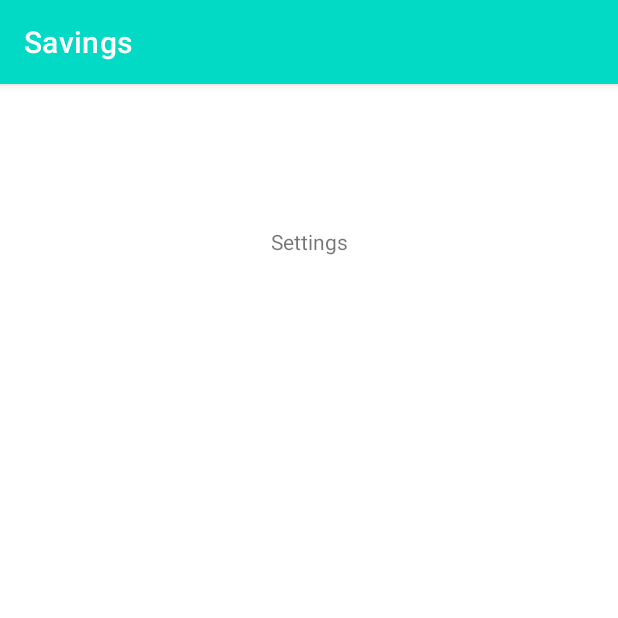
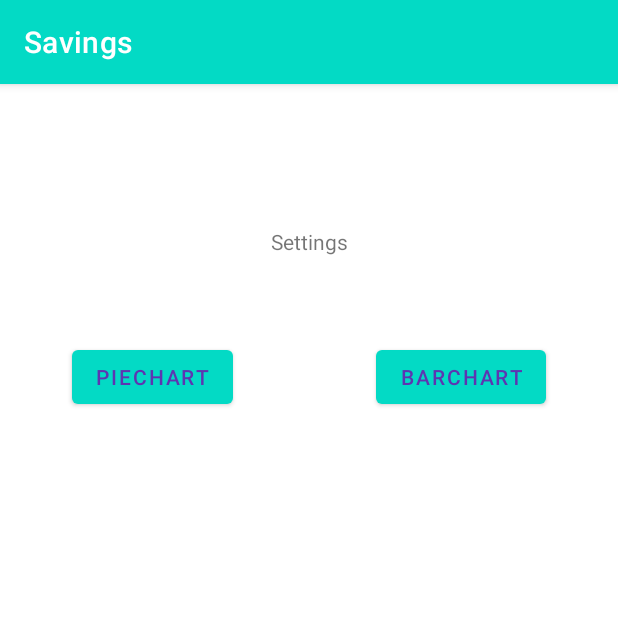
Before and after one commit to frackledust/tamz_android, an Android app: the screen it shows after launch (SettingsActivity), in the options menu, after a tap on "Settings", on a phone screen of 412 x 824 dp, the top half of it. Run offline under Robolectric (Android 15) with nearby library versions, the phone set to English and light mode, and no system bars; libraries missing offline, so code that uses them is left out: com.github.mikephil.charting; 18 statements that could not run were skipped.

Commit message:
add barchart

```diff
--- a/Savings/app/src/main/java/com/example/savings/MainActivity.java
+++ b/Savings/app/src/main/java/com/example/savings/MainActivity.java
@@ -16,29 +16,36 @@ import android.widget.EditText;
 import android.widget.TextView;
 import android.widget.Toast;
 
+import com.github.mikephil.charting.charts.BarChart;
 import com.github.mikephil.charting.charts.PieChart;
+import com.github.mikephil.charting.data.BarData;
+import com.github.mikephil.charting.data.BarDataSet;
+import com.github.mikephil.charting.data.BarEntry;
 import com.github.mikephil.charting.data.PieData;
 import com.github.mikephil.charting.data.PieDataSet;
 import com.github.mikephil.charting.data.PieEntry;
-import com.github.mikephil.charting.formatter.PercentFormatter;
+import com.github.mikephil.charting.formatter.IndexAxisValueFormatter;
 import com.github.mikephil.charting.utils.ColorTemplate;
 
 import java.util.ArrayList;
+import java.util.Collections;
 
 public class MainActivity extends AppCompatActivity {
 
+    private static final int SETTINGS_ACTIVITY_REQUEST_CODE = 1;
     EditText money;
     EditText percentage;
     EditText time;
     TextView result;
 
     PieChart pie;
+    BarChart barChart;
 
-    Intent about_intent;
-    Intent history_intent;
-    Intent settings_intent;
+    Intent aboutIntent;
+    Intent historyIntent;
+    Intent settingsIntent;
 
-    int[] colors = ColorTemplate.LIBERTY_COLORS;
+    int graphType = SettingsActivity.PIE_TYPE;
 
     SharedPreferences pref;
 
@@ -53,10 +60,11 @@ public class MainActivity extends AppCompatActivity {
         result = findViewById(R.id.textView);
 
         pie = findViewById(R.id.pie_chart);
+        barChart = findViewById(R.id.barChart_view);
 
-        about_intent = new Intent(this, AboutActivity.class);
-        history_intent = new Intent(this, HistoryActivity.class);
-        settings_intent = new Intent(this, SettingsActivity.class);
+        aboutIntent = new Intent(this, AboutActivity.class);
+        historyIntent = new Intent(this, HistoryActivity.class);
+        settingsIntent = new Intent(this, SettingsActivity.class);
 
         pref = this.getSharedPreferences("DATA", Context.MODE_PRIVATE);
     }
@@ -70,19 +78,24 @@ public class MainActivity extends AppCompatActivity {
         time.setText(pref.getString("K_time", ""));
     }
 
-//    @Override
-//    protected void onActivityResult(int requestCode, int resultCode, Intent data) {
-//        super.onActivityResult(requestCode, resultCode, data);
-//
-//        int SECOND_ACTIVITY_REQUEST_CODE = 1;
-//        if (requestCode == SECOND_ACTIVITY_REQUEST_CODE) {
-//            if(resultCode == RESULT_OK){
-//                String result=data.getStringExtra("result");
-//
-//                Toast.makeText(this, result, Toast.LENGTH_SHORT).show();
-//            }
-//        }
-//    }
+    @Override
+    protected void onActivityResult(int requestCode, int resultCode, Intent data) {
+        super.onActivityResult(requestCode, resultCode, data);
+
+        if(resultCode == RESULT_OK){
+            graphType = data.getIntExtra("K_graphType", 0);
+
+            pie.setVisibility(View.GONE);
+            barChart.setVisibility(View.GONE);
+
+            if(graphType == SettingsActivity.PIE_TYPE){
+                pie.setVisibility(View.VISIBLE);
+            }
+            else{
+                barChart.setVisibility(View.VISIBLE);
+            }
+        }
+    }
 
     @Override
     public boolean onCreateOptionsMenu(Menu menu) {
@@ -98,15 +111,15 @@ public class MainActivity extends AppCompatActivity {
         switch (item.getItemId()) {
             case R.id.about:
                 Toast.makeText(this, "About", Toast.LENGTH_SHORT).show();
-                startActivity(about_intent);
+                startActivity(aboutIntent);
                 return true;
             case R.id.history:
                 Toast.makeText(this, "History", Toast.LENGTH_SHORT).show();
-                startActivity(history_intent);
+                startActivity(historyIntent);
                 return true;
             case R.id.settings:
                 Toast.makeText(this, "Settings", Toast.LENGTH_SHORT).show();
-                startActivity(settings_intent);
+                startActivityForResult(settingsIntent, SETTINGS_ACTIVITY_REQUEST_CODE);
                 return true;
             default:
                 return super.onOptionsItemSelected(item);
@@ -137,8 +150,12 @@ public class MainActivity extends AppCompatActivity {
                 " Result: " + result_num + "\n";
         pref.edit().putString("K_history", history_text).apply();
 
-        createPieChart(earn_num, Math.round(money_num));
-
+        if(graphType == SettingsActivity.PIE_TYPE){
+            createPieChart(earn_num, Math.round(money_num));
+        }
+        else{
+            createBarChart(earn_num, result_num);
+        }
     }
 
     private void createPieChart(long earn_num, long money_num){
@@ -148,6 +165,7 @@ public class MainActivity extends AppCompatActivity {
         pie.getDescription().setEnabled(false);
         pie.getLegend().setEnabled(false);
         pie.setEntryLabelTextSize(15f);
+
         ArrayList<PieEntry> entries = new ArrayList<>();
 
         entries.add(new PieEntry(earn_num, "New Money"));
@@ -165,4 +183,29 @@ public class MainActivity extends AppCompatActivity {
         pie.setData(data);
         pie.invalidate();
     }
+
+    private void createBarChart(long earn_num, long total){
+        barChart.getDescription().setEnabled(false);
+        barChart.getAxisLeft().setTextColor(Color.WHITE);
+        barChart.getXAxis().setTextColor(Color.WHITE);
+        barChart.getAxisRight().setDrawLabels(false);
+
+        final String[] labels = new String[] {"Earn", "Total"};
+        barChart.getXAxis().setValueFormatter(new IndexAxisValueFormatter(labels));
+        barChart.getXAxis().setGranularity(1f);
+        barChart.getXAxis().setGranularityEnabled(true);
+
+        ArrayList<BarEntry> entries = new ArrayList<>();
+
+        entries.add(new BarEntry(0, earn_num));
+        entries.add(new BarEntry(1, total));
+
+        BarDataSet barDataSet = new BarDataSet(entries, "");
+        barDataSet.setColors(ColorTemplate.JOYFUL_COLORS);
+        barDataSet.setValueTextColors(Collections.singletonList(Color.WHITE));
+
+        BarData data = new BarData(barDataSet);
+        barChart.setData(data);
+        barChart.invalidate();
+    }
 }
--- a/Savings/app/src/main/res/layout/activity_main.xml
+++ b/Savings/app/src/main/res/layout/activity_main.xml
@@ -85,6 +85,12 @@
                 app:layout_constraintStart_toStartOf="parent"
                 app:layout_constraintTop_toTopOf="parent" />
 
+            <com.github.mikephil.charting.charts.BarChart
+                android:id="@+id/barChart_view"
+                android:layout_width="349dp"
+                android:visibility="gone"
+                android:layout_height="200dp"/>
+
         </LinearLayout>
     </ScrollView>
 
--- a/Savings/app/src/main/res/layout/activity_settings.xml
+++ b/Savings/app/src/main/res/layout/activity_settings.xml
@@ -15,4 +15,37 @@
         app:layout_constraintEnd_toEndOf="parent"
         app:layout_constraintStart_toStartOf="parent"
         app:layout_constraintTop_toTopOf="parent" />
+
+    <Button
+        android:id="@+id/buttonPie"
+        android:layout_width="wrap_content"
+        android:layout_height="wrap_content"
+        android:layout_marginTop="171dp"
+        android:text="@string/piechart"
+        android:textColor="#5E35B1"
+        android:onClick="setPieChart"
+        app:layout_constraintEnd_toStartOf="@+id/guideline3"
+        app:layout_constraintStart_toStartOf="parent"
+        app:layout_constraintTop_toTopOf="parent"
+        tools:ignore="UsingOnClickInXml" />
+
+    <Button
+        android:id="@+id/buttonBar"
+        android:layout_width="wrap_content"
+        android:layout_height="wrap_content"
+        android:layout_marginTop="171dp"
+        android:text="@string/barchart"
+        android:textColor="#5E35B1"
+        android:onClick="setBarChart"
+        app:layout_constraintEnd_toEndOf="parent"
+        app:layout_constraintStart_toStartOf="@+id/guideline3"
+        app:layout_constraintTop_toTopOf="parent"
+        tools:ignore="UsingOnClickInXml" />
+
+    <androidx.constraintlayout.widget.Guideline
+        android:id="@+id/guideline3"
+        android:layout_width="wrap_content"
+        android:layout_height="wrap_content"
+        android:orientation="vertical"
+        app:layout_constraintGuide_begin="203dp" />
 </androidx.constraintlayout.widget.ConstraintLayout>
--- a/Savings/app/src/main/res/values/strings.xml
+++ b/Savings/app/src/main/res/values/strings.xml
@@ -12,4 +12,6 @@
     <string name="historyText">History:</string>
     <string name="settingsText">Settings</string>
     <string name="clear">Clear</string>
+    <string name="piechart">PieChart</string>
+    <string name="barchart">Barchart</string>
 </resources>
```
Also changed, not shown: Savings/app/src/main/java/com/example/savings/SettingsActivity.java (+19 -0 lines).
